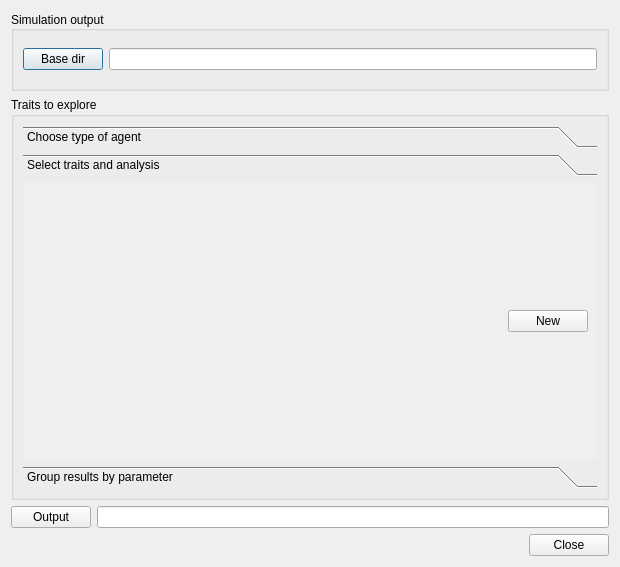
Old version of the form cassandra/uis/AgentAnalysis.ui in the repository xrubio/pandora.
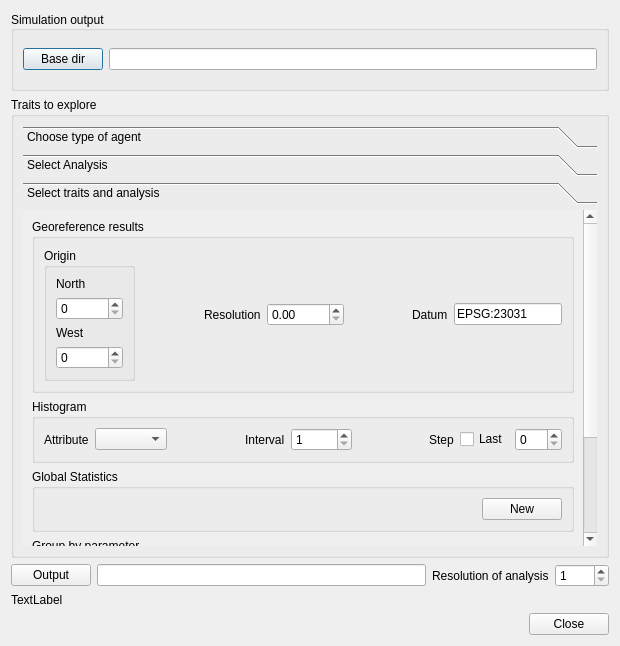
New version of the form. The open tabs and pages were chosen to show the change.

Commit message: + different types of analysis

```diff
--- a/cassandra/uis/AgentAnalysis.ui
+++ b/cassandra/uis/AgentAnalysis.ui
@@ -92,6 +92,24 @@
           </item>
          </layout>
         </widget>
+        <widget class="QWidget" name="page">
+         <property name="geometry">
+          <rect>
+           <x>0</x>
+           <y>0</y>
+           <width>588</width>
+           <height>269</height>
+          </rect>
+         </property>
+         <attribute name="label">
+          <string>Select Analysis</string>
+         </attribute>
+         <layout class="QVBoxLayout" name="verticalLayout_6">
+          <item>
+           <widget class="QComboBox" name="analysisTypes"/>
+          </item>
+         </layout>
+        </widget>
         <widget class="QWidget" name="page_2">
          <property name="enabled">
           <bool>true</bool>
@@ -100,8 +118,8 @@
           <rect>
            <x>0</x>
            <y>0</y>
-           <width>94</width>
-           <height>35</height>
+           <width>571</width>
+           <height>440</height>
           </rect>
          </property>
          <attribute name="label">
@@ -111,7 +129,214 @@
           <item>
            <layout class="QVBoxLayout" name="analysisLayout">
             <item>
-             <layout class="QHBoxLayout" name="horizontalLayout">
+             <widget class="QGroupBox" name="georeference">
+              <property name="sizePolicy">
+               <sizepolicy hsizetype="Expanding" vsizetype="Expanding">
+                <horstretch>0</horstretch>
+                <verstretch>0</verstretch>
+               </sizepolicy>
+              </property>
+              <property name="title">
+               <string>Georeference results</string>
+              </property>
+              <layout class="QHBoxLayout" name="horizontalLayout_6">
+               <item>
+                <widget class="QGroupBox" name="groupBox_3">
+                 <property name="sizePolicy">
+                  <sizepolicy hsizetype="Expanding" vsizetype="Expanding">
+                   <horstretch>0</horstretch>
+                   <verstretch>0</verstretch>
+                  </sizepolicy>
+                 </property>
+                 <property name="title">
+                  <string>Origin</string>
+                 </property>
+                 <layout class="QVBoxLayout" name="verticalLayout_3">
+                  <item>
+                   <widget class="QLabel" name="label_6">
+                    <property name="text">
+                     <string>North</string>
+                    </property>
+                   </widget>
+                  </item>
+                  <item>
+                   <widget class="QSpinBox" name="north">
+                    <property name="maximum">
+                     <number>100000</number>
+                    </property>
+                   </widget>
+                  </item>
+                  <item>
+                   <widget class="QLabel" name="label_7">
+                    <property name="text">
+                     <string>West</string>
+                    </property>
+                   </widget>
+                  </item>
+                  <item>
+                   <widget class="QSpinBox" name="west">
+                    <property name="maximum">
+                     <number>100000</number>
+                    </property>
+                   </widget>
+                  </item>
+                 </layout>
+                </widget>
+               </item>
+               <item>
+                <spacer name="horizontalSpacer_5">
+                 <property name="orientation">
+                  <enum>Qt::Horizontal</enum>
+                 </property>
+                 <property name="sizeHint" stdset="0">
+                  <size>
+                   <width>40</width>
+                   <height>20</height>
+                  </size>
+                 </property>
+                </spacer>
+               </item>
+               <item>
+                <widget class="QLabel" name="label_5">
+                 <property name="text">
+                  <string>Resolution</string>
+                 </property>
+                </widget>
+               </item>
+               <item>
+                <widget class="QDoubleSpinBox" name="resolution_2">
+                 <property name="maximum">
+                  <double>10000.000000000000000</double>
+                 </property>
+                </widget>
+               </item>
+               <item>
+                <spacer name="horizontalSpacer_4">
+                 <property name="orientation">
+                  <enum>Qt::Horizontal</enum>
+                 </property>
+                 <property name="sizeHint" stdset="0">
+                  <size>
+                   <width>40</width>
+                   <height>20</height>
+                  </size>
+                 </property>
+                </spacer>
+               </item>
+               <item>
+                <widget class="QLabel" name="label_8">
+                 <property name="text">
+                  <string>Datum</string>
+                 </property>
+                </widget>
+               </item>
+               <item>
+                <widget class="QLineEdit" name="datum">
+                 <property name="text">
+                  <string>EPSG:23031</string>
+                 </property>
+                </widget>
+               </item>
+              </layout>
+             </widget>
+            </item>
+            <item>
+             <widget class="QGroupBox" name="histogram">
+              <property name="sizePolicy">
+               <sizepolicy hsizetype="Expanding" vsizetype="Expanding">
+                <horstretch>0</horstretch>
+                <verstretch>0</verstretch>
+               </sizepolicy>
+              </property>
+              <property name="title">
+               <string>Histogram</string>
+              </property>
+              <layout class="QHBoxLayout" name="horizontalLayout_3">
+               <item>
+                <widget class="QLabel" name="label_3">
+                 <property name="text">
+                  <string>Attribute</string>
+                 </property>
+                </widget>
+               </item>
+               <item>
+                <widget class="QComboBox" name="attributes"/>
+               </item>
+               <item>
+                <spacer name="horizontalSpacer_2">
+                 <property name="orientation">
+                  <enum>Qt::Horizontal</enum>
+                 </property>
+                 <property name="sizeHint" stdset="0">
+                  <size>
+                   <width>40</width>
+                   <height>20</height>
+                  </size>
+                 </property>
+                </spacer>
+               </item>
+               <item>
+                <widget class="QLabel" name="label_2">
+                 <property name="text">
+                  <string>Interval</string>
+                 </property>
+                </widget>
+               </item>
+               <item>
+                <widget class="QSpinBox" name="interval">
+                 <property name="minimum">
+                  <number>1</number>
+                 </property>
+                 <property name="maximum">
+                  <number>10000</number>
+                 </property>
+                </widget>
+               </item>
+               <item>
+                <spacer name="horizontalSpacer_3">
+                 <property name="orientation">
+                  <enum>Qt::Horizontal</enum>
+                 </property>
+                 <property name="sizeHint" stdset="0">
+                  <size>
+                   <width>40</width>
+                   <height>20</height>
+                  </size>
+                 </property>
+                </spacer>
+               </item>
+               <item>
+                <widget class="QLabel" name="label_4">
+                 <property name="text">
+                  <string>Step</string>
+                 </property>
+                </widget>
+               </item>
+               <item>
+                <widget class="QCheckBox" name="lastStep">
+                 <property name="text">
+                  <string>Last</string>
+                 </property>
+                </widget>
+               </item>
+               <item>
+                <widget class="QSpinBox" name="step">
+                 <property name="maximum">
+                  <number>500</number>
+                 </property>
+                </widget>
+               </item>
+              </layout>
+             </widget>
+            </item>
+            <item>
+             <widget class="QGroupBox" name="globalStatistics">
+              <property name="title">
+               <string>Global Statistics</string>
+              </property>
+              <layout class="QVBoxLayout" name="verticalLayout_7">
+               <item>
+                <layout class="QHBoxLayout" name="horizontalLayout_2">
               <item>
                <spacer name="horizontalSpacer">
                 <property name="orientation">
@@ -119,7 +344,7 @@
                 </property>
                 <property name="sizeHint" stdset="0">
                  <size>
-                  <width>40</width>
+                     <width>505</width>
                   <height>20</height>
                  </size>
                 </property>
@@ -141,22 +366,20 @@
              </layout>
             </item>
            </layout>
-          </item>
-         </layout>
-        </widget>
-        <widget class="QWidget" name="page_3">
-         <property name="geometry">
-          <rect>
-           <x>0</x>
-           <y>0</y>
-           <width>588</width>
-           <height>293</height>
-          </rect>
-         </property>
-         <attribute name="label">
-          <string>Group results by parameter</string>
-         </attribute>
-         <layout class="QVBoxLayout" name="verticalLayout_3">
+             </widget>
+            </item>
+            <item>
+             <widget class="QGroupBox" name="groupParams">
+              <property name="sizePolicy">
+               <sizepolicy hsizetype="Expanding" vsizetype="Expanding">
+                <horstretch>0</horstretch>
+                <verstretch>0</verstretch>
+               </sizepolicy>
+              </property>
+              <property name="title">
+               <string>Group by parameter</string>
+              </property>
+              <layout class="QHBoxLayout" name="horizontalLayout">
           <item>
            <widget class="QTreeWidget" name="paramsTree">
             <attribute name="headerVisible">
@@ -195,6 +418,18 @@
           </item>
          </layout>
         </widget>
+            </item>
+            <item>
+             <widget class="QGroupBox" name="individualStats">
+              <property name="title">
+               <string>Individual Stats</string>
+              </property>
+             </widget>
+            </item>
+           </layout>
+          </item>
+         </layout>
+        </widget>
        </widget>
       </item>
      </layout>
@@ -216,8 +451,32 @@
        </property>
       </widget>
      </item>
+     <item>
+      <widget class="QLabel" name="label">
+       <property name="text">
+        <string>Resolution of analysis</string>
+       </property>
+      </widget>
+     </item>
+     <item>
+      <widget class="QSpinBox" name="resolution">
+       <property name="minimum">
+        <number>1</number>
+       </property>
+       <property name="maximum">
+        <number>1000</number>
+       </property>
+      </widget>
+     </item>
     </layout>
    </item>
+   <item>
+    <widget class="QLabel" name="status">
+     <property name="text">
+      <string>TextLabel</string>
+     </property>
+    </widget>
+   </item>
    <item>
     <widget class="QDialogButtonBox" name="buttonBox">
      <property name="orientation">
```
Left out of the diff: 8 changed lines with no effect on the pictures. Lines whose indentation alone changed are shown as unchanged. The commit also changes 6 other files.
